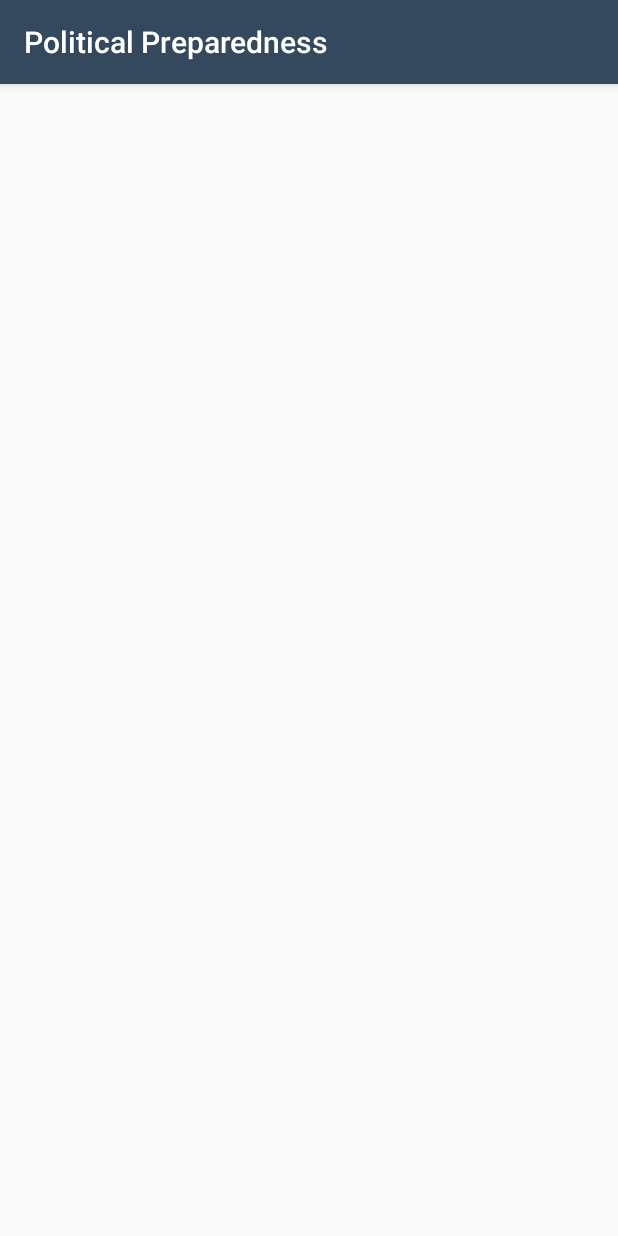
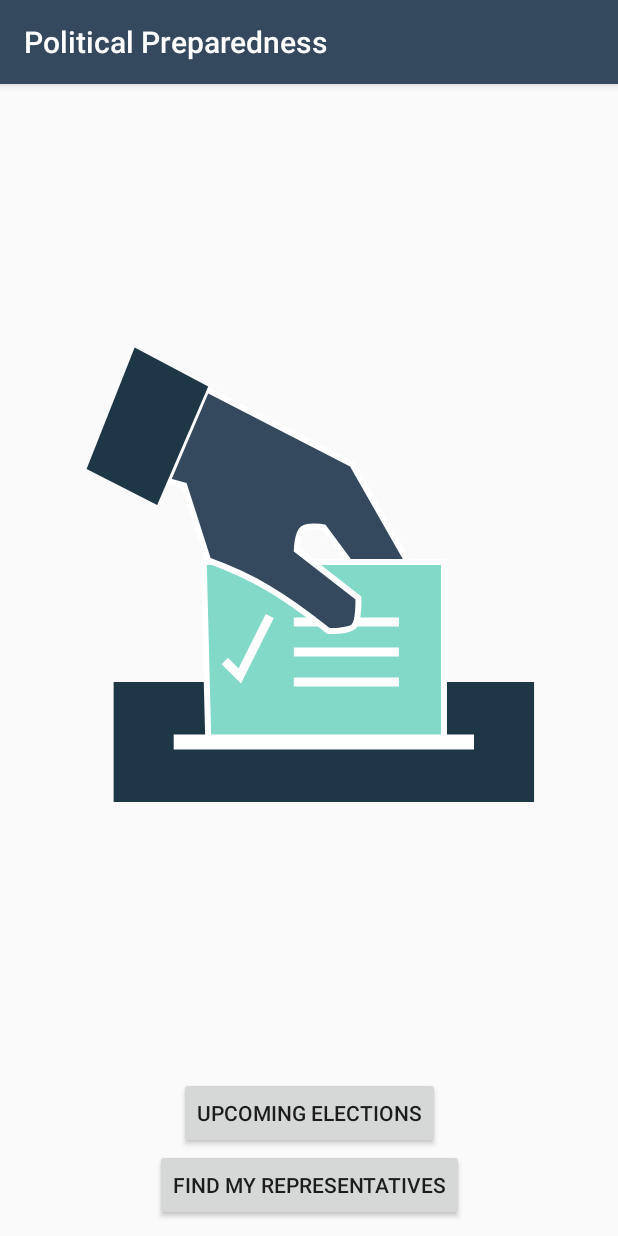
Before and after one commit to prodriguezval/udacity-election-info, an Android app: the screen it shows after launch (MainActivity), on a phone screen of 412 x 824 dp. Run offline under Robolectric (Android 15) with nearby library versions, the phone set to English and light mode, and no system bars; our stand-ins replace data binding.

Commit message:
update libraries fix some compilation errors

```diff
--- a/app/build.gradle
+++ b/app/build.gradle
@@ -6,14 +6,14 @@ apply plugin: 'kotlinx-serialization'
 apply plugin: 'androidx.navigation.safeargs'
 
 android {
-    compileSdkVersion 30
+    compileSdkVersion 31
     buildFeatures {
         dataBinding true
     }
     defaultConfig {
         applicationId 'com.example.android.politicalpreparedness'
         minSdkVersion 26
-        targetSdkVersion 30
+        targetSdkVersion 31
         versionCode 1
         versionName "1.0"
     }
--- a/app/src/main/AndroidManifest.xml
+++ b/app/src/main/AndroidManifest.xml
@@ -11,7 +11,8 @@
         android:roundIcon="@mipmap/ic_launcher_round"
         android:supportsRtl="true"
         android:theme="@style/AppTheme">
-        <activity android:name="com.example.android.politicalpreparedness.MainActivity">
+        <activity android:name="com.example.android.politicalpreparedness.MainActivity"
+            android:exported="true">
             <intent-filter>
                 <action android:name="android.intent.action.MAIN" />
                 <category android:name="android.intent.category.LAUNCHER" />
--- a/app/src/main/java/com/example/android/politicalpreparedness/election/ElectionsViewModelFactory.kt
+++ b/app/src/main/java/com/example/android/politicalpreparedness/election/ElectionsViewModelFactory.kt
@@ -1,8 +1,12 @@
 package com.example.android.politicalpreparedness.election
 
+import androidx.lifecycle.ViewModel
 import androidx.lifecycle.ViewModelProvider
 
 //TODO: Create Factory to generate ElectionViewModel with provided election datasource
 class ElectionsViewModelFactory: ViewModelProvider.Factory {
+    override fun <T : ViewModel?> create(modelClass: Class<T>): T {
+        TODO("Not yet implemented")
+    }
 
 }
--- a/app/src/main/java/com/example/android/politicalpreparedness/election/VoterInfoViewModelFactory.kt
+++ b/app/src/main/java/com/example/android/politicalpreparedness/election/VoterInfoViewModelFactory.kt
@@ -1,8 +1,12 @@
 package com.example.android.politicalpreparedness.election
 
+import androidx.lifecycle.ViewModel
 import androidx.lifecycle.ViewModelProvider
 
 //TODO: Create Factory to generate VoterInfoViewModel with provided election datasource
 class VoterInfoViewModelFactory: ViewModelProvider.Factory {
+    override fun <T : ViewModel?> create(modelClass: Class<T>): T {
+        TODO("Not yet implemented")
+    }
 
 }
--- a/app/src/main/java/com/example/android/politicalpreparedness/launch/LaunchFragment.kt
+++ b/app/src/main/java/com/example/android/politicalpreparedness/launch/LaunchFragment.kt
@@ -8,14 +8,14 @@ import androidx.lifecycle.ViewModelProvider
 import androidx.navigation.fragment.findNavController
 import com.example.android.politicalpreparedness.R
 import com.example.android.politicalpreparedness.databinding.FragmentLaunchBinding
-import com.example.android.politicalpreparedness.election.adapter.ElectionListAdapter
-import com.example.android.politicalpreparedness.election.adapter.ElectionListener
+//import com.example.android.politicalpreparedness.election.adapter.ElectionListAdapter
+//import com.example.android.politicalpreparedness.election.adapter.ElectionListener
 
 class LaunchFragment : Fragment() {
 
     override fun onCreateView(inflater: LayoutInflater,
                               container: ViewGroup?,
-                              savedInstanceState: Bundle?): View? {
+                              savedInstanceState: Bundle?): View {
         val binding = FragmentLaunchBinding.inflate(inflater)
         binding.lifecycleOwner = this
 
--- a/app/src/main/res/layout/activity_main.xml
+++ b/app/src/main/res/layout/activity_main.xml
@@ -1,5 +1,5 @@
 <?xml version="1.0" encoding="utf-8"?>
-<fragment xmlns:android="http://schemas.android.com/apk/res/android"
+<androidx.fragment.app.FragmentContainerView xmlns:android="http://schemas.android.com/apk/res/android"
     xmlns:app="http://schemas.android.com/apk/res-auto"
     android:id="@+id/nav_host_fragment"
     android:name="androidx.navigation.fragment.NavHostFragment"
--- a/app/src/main/res/layout/fragment_launch.xml
+++ b/app/src/main/res/layout/fragment_launch.xml
@@ -8,11 +8,37 @@
         android:layout_height="match_parent"
         tools:context="com.example.android.politicalpreparedness.MainActivity">
 
-        <!-- TODO: Add image for home screen logo. -->
+        <ImageView
+            android:id="@+id/homeLogo"
+            android:layout_width="wrap_content"
+            android:layout_height="wrap_content"
+            android:contentDescription="@string/home_logo_content_description"
+            android:paddingBottom="10dp"
+            app:layout_constraintBottom_toTopOf="@+id/upcomingButton"
+            app:layout_constraintEnd_toEndOf="parent"
+            app:layout_constraintStart_toStartOf="parent"
+            app:layout_constraintTop_toTopOf="parent"
+            app:srcCompat="@drawable/ballot_logo" />
 
-        <!-- TODO: Add Button to navigate to upcoming elections. -->
+        <Button
+            android:id="@+id/upcomingButton"
+            android:layout_width="wrap_content"
+            android:layout_height="wrap_content"
+            android:text="@string/btn_upcoming_elections"
+            app:layout_constraintBottom_toTopOf="@+id/representativeButton"
+            app:layout_constraintEnd_toEndOf="parent"
+            app:layout_constraintStart_toStartOf="parent" />
 
-        <!-- TODO: Add Button to navigate to representatives. -->
+        <Button
+            android:id="@+id/representativeButton"
+            android:layout_width="wrap_content"
+            android:layout_height="wrap_content"
+            android:text="@string/btn_find_representatives"
+            app:layout_constraintBottom_toBottomOf="parent"
+            app:layout_constraintEnd_toEndOf="parent"
+            app:layout_constraintStart_toStartOf="parent"
+            android:layout_marginBottom="10dp"/>
+
 
     </androidx.constraintlayout.widget.ConstraintLayout>
 </layout>
--- a/app/src/main/res/navigation/nav_graph.xml
+++ b/app/src/main/res/navigation/nav_graph.xml
@@ -10,11 +10,18 @@
         android:id="@+id/launchFragment"
         android:name="com.example.android.politicalpreparedness.launch.LaunchFragment"
         android:label="fragment_launch"
-        tools:layout="@layout/fragment_launch"/>
+        tools:layout="@layout/fragment_launch">
+        <action
+            android:id="@+id/action_launchFragment_to_representativeFragment"
+            app:destination="@id/representativeFragment" />
+        <action
+            android:id="@+id/action_launchFragment_to_electionsFragment"
+            app:destination="@id/electionsFragment" />
+    </fragment>
 
     <fragment
         android:id="@+id/representativeFragment"
-        android:name="com.example.android.politicalpreparedness.representative.DetailFragment"
+        android:name="com.example.android.politicalpreparedness.representative.RepresentativeFragment"
         android:label="fragment_representative"
         tools:layout="@layout/fragment_representative"></fragment>
     <fragment
--- a/app/src/main/res/values/strings.xml
+++ b/app/src/main/res/values/strings.xml
@@ -1,7 +1,8 @@
 <?xml version="1.0" encoding="utf-8"?>
 <resources>
     <string name="app_name">Political Preparedness</string>
-
-    <!-- TODO: Add necessary string values -->
+    <string name="home_logo_content_description">Logo Voting hand</string>
+    <string name="btn_upcoming_elections">Upcoming Elections</string>
+    <string name="btn_find_representatives">Find My Representatives</string>
 
 </resources>
```
Also changed, not shown: app/src/main/java/com/example/android/politicalpreparedness/election/ElectionsFragment.kt (+9 -0 lines), app/src/main/java/com/example/android/politicalpreparedness/election/VoterInfoFragment.kt (+8 -0 lines), app/src/main/java/com/example/android/politicalpreparedness/representative/RepresentativeFragment.kt (+10 -4 lines), build.gradle (+10 -10 lines), gradle/wrapper/gradle-wrapper.properties.
